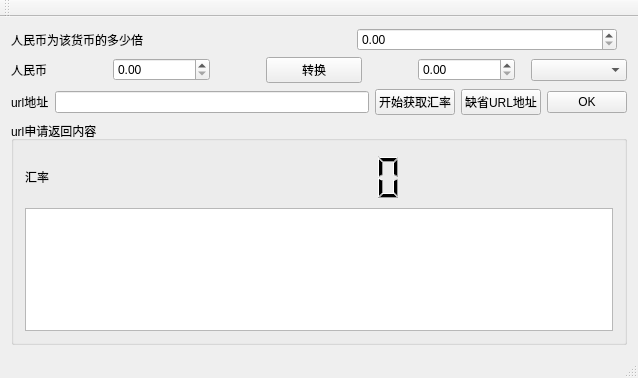
Above: mainwindow.ui from mojovs/CurrencyRateConvertor before the change. Below: the same form after it.
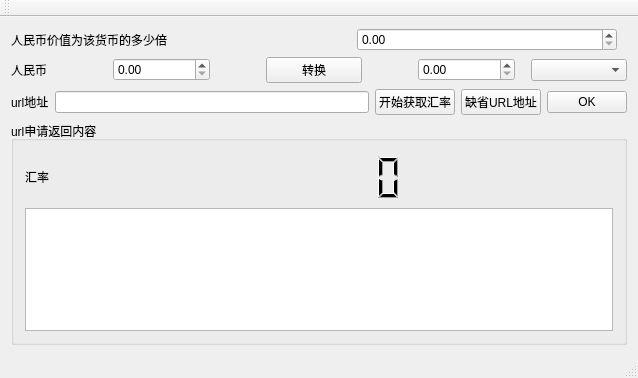
That is the form after the change.

Commit message: 一次更新

```diff
--- a/mainwindow.ui
+++ b/mainwindow.ui
@@ -14,6 +14,10 @@
    <string>MainWindow</string>
   </property>
   <widget class="QWidget" name="centralWidget">
+   <property name="styleSheet">
+    <string notr="true">
+font: 9pt &quot;Sarasa UI SC&quot;;</string>
+   </property>
    <layout class="QVBoxLayout" name="verticalLayout_3">
     <item>
      <layout class="QVBoxLayout" name="verticalLayout">
@@ -22,7 +26,7 @@
         <item>
          <widget class="QLabel" name="label_3">
           <property name="text">
-           <string>人民币为该货币的多少倍</string>
+           <string>人民币价值为该货币的多少倍</string>
           </property>
          </widget>
         </item>
```
The commit also changes 2 other files.
